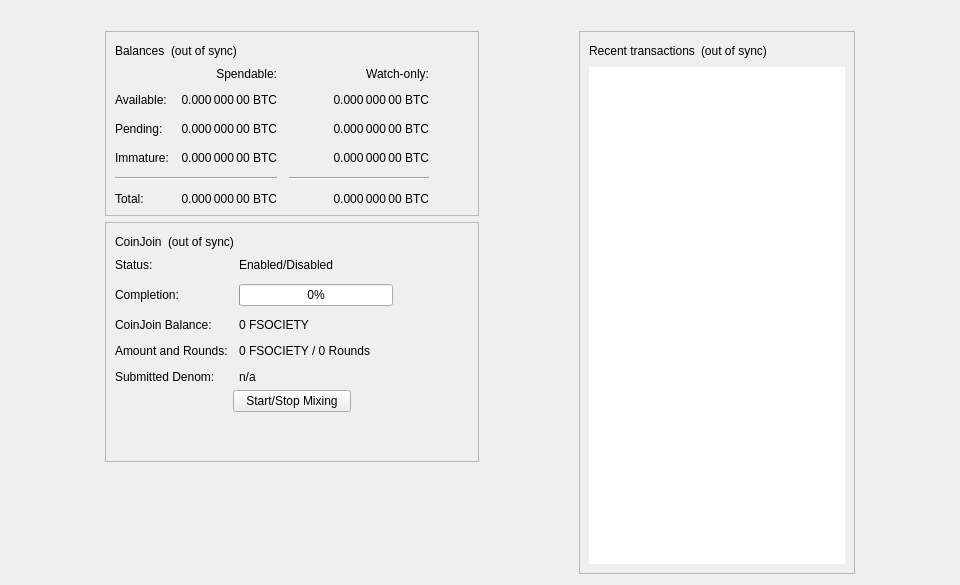
Before: the Qt Designer form src/qt/forms/overviewpage.ui in fsocietychain/fsociety, drawn with Qt 5.
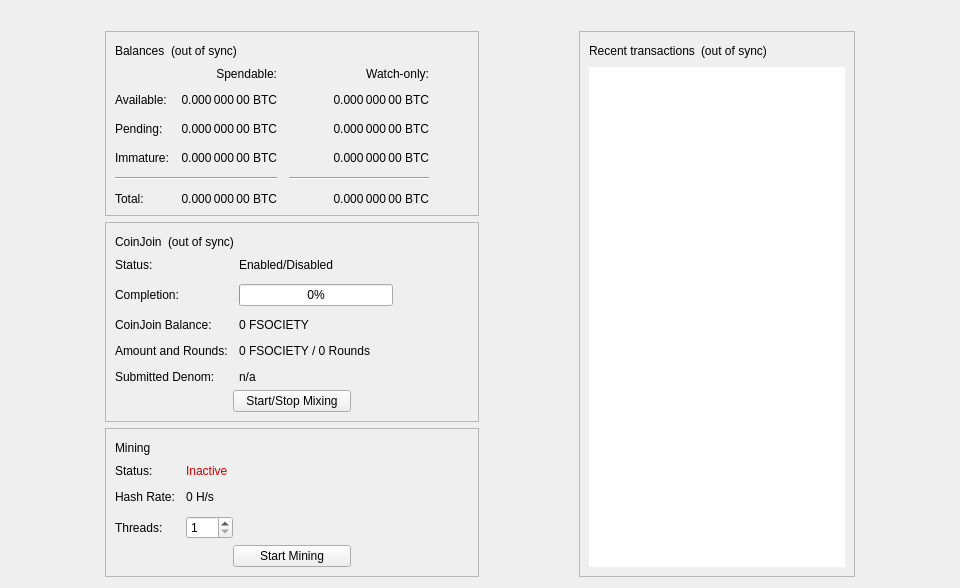
After: the same form once the commit is applied.

Diff of the .ui file:
```diff
--- a/src/qt/forms/overviewpage.ui
+++ b/src/qt/forms/overviewpage.ui
@@ -561,6 +561,204 @@
          </layout>
         </widget>
        </item>
+       <item>
+        <widget class="QFrame" name="frameMining">
+         <property name="layoutDirection">
+          <enum>Qt::LeftToRight</enum>
+         </property>
+         <property name="frameShape">
+          <enum>QFrame::StyledPanel</enum>
+         </property>
+         <property name="frameShadow">
+          <enum>QFrame::Raised</enum>
+         </property>
+         <layout class="QVBoxLayout" name="VerticalLayout_Mining">
+          <item>
+           <layout class="QHBoxLayout" name="horizontalLayout_MiningHeader">
+            <item>
+             <widget class="QLabel" name="labelMiningHeader">
+              <property name="text">
+               <string notr="true">Mining</string>
+              </property>
+             </widget>
+            </item>
+            <item>
+             <widget class="QLabel" name="labelMiningStatus">
+              <property name="toolTip">
+               <string>The mining status indicates whether the mining process is active or not.</string>
+              </property>
+              <property name="text">
+               <string notr="true"/>
+              </property>
+              <property name="alignment">
+               <set>Qt::AlignLeading|Qt::AlignLeft|Qt::AlignVCenter</set>
+              </property>
+             </widget>
+            </item>
+            <item>
+             <spacer name="horizontalSpacer_Mining">
+              <property name="orientation">
+               <enum>Qt::Horizontal</enum>
+              </property>
+              <property name="sizeHint" stdset="0">
+               <size>
+                <width>40</width>
+                <height>20</height>
+               </size>
+              </property>
+             </spacer>
+            </item>
+           </layout>
+          </item>
+          <item>
+           <layout class="QFormLayout" name="miningFormLayout">
+            <property name="fieldGrowthPolicy">
+             <enum>QFormLayout::AllNonFixedFieldsGrow</enum>
+            </property>
+            <property name="horizontalSpacing">
+             <number>11</number>
+            </property>
+            <property name="verticalSpacing">
+             <number>12</number>
+            </property>
+            <item row="0" column="0">
+             <widget class="QLabel" name="labelMiningStatusText">
+              <property name="text">
+               <string>Status:</string>
+              </property>
+             </widget>
+            </item>
+            <item row="0" column="1">
+             <widget class="QLabel" name="labelMiningStatusValue">
+              <property name="styleSheet">
+               <string>color: #cc0000;</string>
+              </property>
+              <property name="text">
+               <string>Inactive</string>
+              </property>
+             </widget>
+            </item>
+            <item row="1" column="0">
+             <widget class="QLabel" name="labelHashRateText">
+              <property name="text">
+               <string>Hash Rate:</string>
+              </property>
+             </widget>
+            </item>
+            <item row="1" column="1">
+             <widget class="QLabel" name="labelHashRateValue">
+              <property name="text">
+               <string>0 H/s</string>
+              </property>
+             </widget>
+            </item>
+            <item row="2" column="0">
+             <widget class="QLabel" name="labelThreadsText">
+              <property name="text">
+               <string>Threads:</string>
+              </property>
+             </widget>
+            </item>
+            <item row="2" column="1">
+             <widget class="QSpinBox" name="threadSpinBox">
+              <property name="sizePolicy">
+               <sizepolicy hsizetype="Fixed" vsizetype="Fixed">
+                <horstretch>0</horstretch>
+                <verstretch>0</verstretch>
+               </sizepolicy>
+              </property>
+              <property name="minimum">
+               <number>1</number>
+              </property>
+              <property name="maximum">
+               <number>256</number>
+              </property>
+              <property name="value">
+               <number>1</number>
+              </property>
+             </widget>
+            </item>
+           </layout>
+          </item>
+          <item>
+           <layout class="QVBoxLayout" name="VerticalLayout_MiningButtons">
+            <item>
+             <layout class="QHBoxLayout" name="horizontalLayout_MiningButtons">
+              <property name="topMargin">
+               <number>0</number>
+              </property>
+              <item>
+               <spacer name="horizontalSpacer_MiningLeft">
+                <property name="orientation">
+                 <enum>Qt::Horizontal</enum>
+                </property>
+                <property name="sizeHint" stdset="0">
+                 <size>
+                  <width>40</width>
+                  <height>20</height>
+                 </size>
+                </property>
+               </spacer>
+              </item>
+              <item>
+               <widget class="QPushButton" name="startStopButton">
+                <property name="sizePolicy">
+                 <sizepolicy hsizetype="MinimumExpanding" vsizetype="Fixed">
+                  <horstretch>0</horstretch>
+                  <verstretch>0</verstretch>
+                 </sizepolicy>
+                </property>
+                <property name="text">
+                 <string>Start Mining</string>
+                </property>
+               </widget>
+              </item>
+              <item>
+               <spacer name="horizontalSpacer_MiningRight">
+                <property name="orientation">
+                 <enum>Qt::Horizontal</enum>
+                </property>
+                <property name="sizeHint" stdset="0">
+                 <size>
+                  <width>40</width>
+                  <height>20</height>
+                 </size>
+                </property>
+               </spacer>
+              </item>
+             </layout>
+            </item>
+            <item>
+             <spacer name="verticalSpacer_Mining">
+              <property name="orientation">
+               <enum>Qt::Vertical</enum>
+              </property>
+              <property name="sizeHint" stdset="0">
+               <size>
+                <width>20</width>
+                <height>40</height>
+               </size>
+              </property>
+             </spacer>
+            </item>
+           </layout>
+          </item>
+         </layout>
+        </widget>
+       </item>
+       <item>
+        <spacer name="verticalSpacer_MiningBottom">
+         <property name="orientation">
+          <enum>Qt::Vertical</enum>
+         </property>
+         <property name="sizeHint" stdset="0">
+          <size>
+           <width>20</width>
+           <height>40</height>
+          </size>
+         </property>
+        </spacer>
+       </item>
        <item>
         <spacer name="verticalSpacer">
          <property name="orientation">
```
